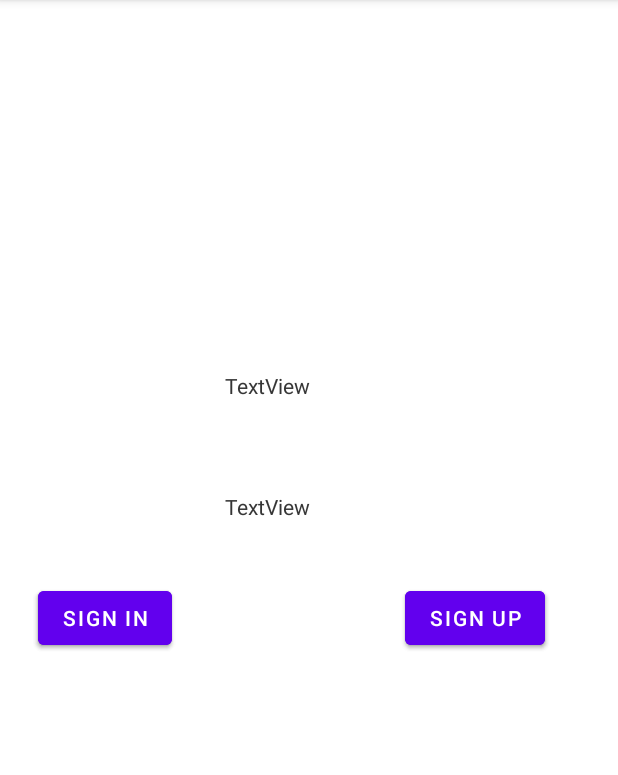
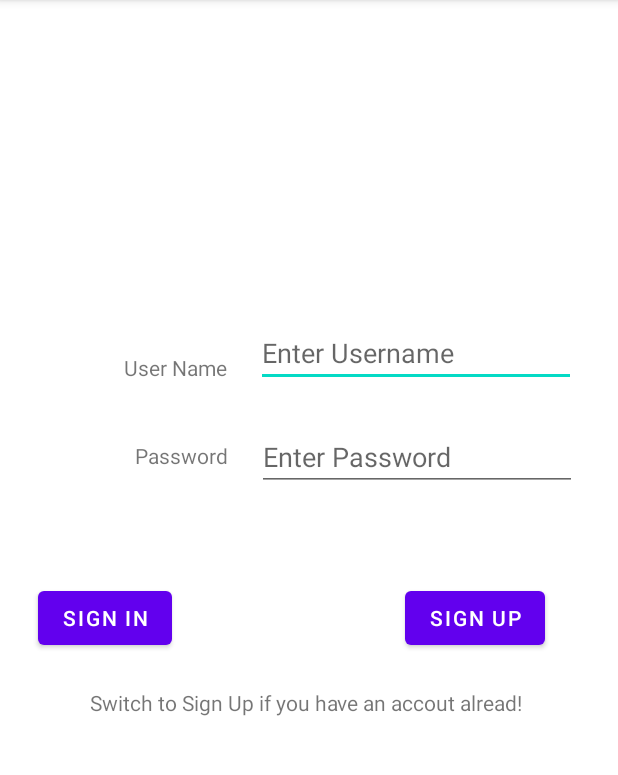
Before and after one commit to preshiousshittu/mobile-computing-app-project, an Android app: the screen it shows after launch (startpage), on a phone screen of 412 x 824 dp, the part 84-859 px from its top. Run offline under Robolectric (Android 15) with nearby library versions, the phone set to English and light mode, and no system bars.

Commit message:
Connect to Main Activity

```diff
--- a/Mobile_Computing_project/app/src/main/java/com/example/mobile_computing_project/Activity/startpage.java
+++ b/Mobile_Computing_project/app/src/main/java/com/example/mobile_computing_project/Activity/startpage.java
@@ -34,10 +34,6 @@ public class startpage extends AppCompatActivity
 
 
     }
-    public void ShowMain(View v){
-        Intent ini = new Intent(this, MainActivity.class);
-        startActivity(ini);
-    }
 
     @Override
     public void swapToSignIn() {
--- a/Mobile_Computing_project/app/src/main/java/com/example/mobile_computing_project/Fragments/signInFragment.java
+++ b/Mobile_Computing_project/app/src/main/java/com/example/mobile_computing_project/Fragments/signInFragment.java
@@ -1,6 +1,7 @@
 package com.example.mobile_computing_project.Fragments;
 
 import android.content.Context;
+import android.content.Intent;
 import android.os.Bundle;
 
 import androidx.annotation.NonNull;
@@ -11,6 +12,7 @@ import android.view.View;
 import android.view.ViewGroup;
 import android.widget.Button;
 
+import com.example.mobile_computing_project.Activity.MainActivity;
 import com.example.mobile_computing_project.R;
 
 /**
@@ -80,6 +82,19 @@ public class signInFragment extends Fragment {
             }
         });
 
+        Button SIsignInbtn = v.findViewById(R.id.SIsignInbtn);
+        SIsignInbtn.setOnClickListener(new View.OnClickListener() {
+            @Override
+            public void onClick(View v) {
+                switchToMain();
+            }
+        });
+
         return v;
     }
+
+    public void switchToMain() {
+        Intent ini = new Intent(getActivity(), MainActivity.class);
+        startActivity(ini);
+    }
 }
--- a/Mobile_Computing_project/app/src/main/res/layout/activity_startpage.xml
+++ b/Mobile_Computing_project/app/src/main/res/layout/activity_startpage.xml
@@ -8,7 +8,6 @@
 
     <androidx.fragment.app.FragmentContainerView
         android:id="@+id/fragmentContainerFL"
-        android:name="com.example.mobile_computing_project.Fragments.signInFragment"
         android:layout_width="387dp"
         android:layout_height="603dp"
         app:layout_constraintBottom_toBottomOf="parent"
--- a/Mobile_Computing_project/app/src/main/res/layout/fragment_sign_in.xml
+++ b/Mobile_Computing_project/app/src/main/res/layout/fragment_sign_in.xml
@@ -11,25 +11,25 @@
         android:id="@+id/textView9"
         android:layout_width="wrap_content"
         android:layout_height="wrap_content"
-        android:text="TextView"
+        android:text="User Name"
         app:layout_constraintBottom_toBottomOf="parent"
         app:layout_constraintEnd_toEndOf="parent"
-        app:layout_constraintHorizontal_bias="0.422"
+        app:layout_constraintHorizontal_bias="0.225"
         app:layout_constraintStart_toStartOf="parent"
         app:layout_constraintTop_toTopOf="parent"
-        app:layout_constraintVertical_bias="0.234" />
+        app:layout_constraintVertical_bias="0.213" />
 
     <TextView
         android:id="@+id/textView12"
         android:layout_width="wrap_content"
         android:layout_height="wrap_content"
-        android:text="TextView"
+        android:text="Password"
         app:layout_constraintBottom_toBottomOf="parent"
         app:layout_constraintEnd_toEndOf="parent"
-        app:layout_constraintHorizontal_bias="0.422"
+        app:layout_constraintHorizontal_bias="0.243"
         app:layout_constraintStart_toStartOf="parent"
         app:layout_constraintTop_toTopOf="parent"
-        app:layout_constraintVertical_bias="0.372" />
+        app:layout_constraintVertical_bias="0.314" />
 
     <Button
         android:id="@+id/SIsignInbtn"
@@ -54,4 +54,43 @@
         app:layout_constraintStart_toStartOf="parent"
         app:layout_constraintTop_toTopOf="parent"
         app:layout_constraintVertical_bias="0.499" />
+
+    <EditText
+        android:id="@+id/editTextTextPersonName2"
+        android:layout_width="wrap_content"
+        android:layout_height="wrap_content"
+        android:ems="10"
+        android:hint="Enter Username"
+        android:inputType="textPersonName"
+        app:layout_constraintBottom_toBottomOf="parent"
+        app:layout_constraintEnd_toEndOf="parent"
+        app:layout_constraintHorizontal_bias="0.92"
+        app:layout_constraintStart_toStartOf="parent"
+        app:layout_constraintTop_toTopOf="parent"
+        app:layout_constraintVertical_bias="0.183" />
+
+    <EditText
+        android:id="@+id/editTextTextPersonName3"
+        android:layout_width="wrap_content"
+        android:layout_height="wrap_content"
+        android:ems="10"
+        android:hint="Enter Password"
+        android:inputType="textPersonName"
+        app:layout_constraintBottom_toBottomOf="parent"
+        app:layout_constraintEnd_toEndOf="parent"
+        app:layout_constraintHorizontal_bias="0.925"
+        app:layout_constraintStart_toStartOf="parent"
+        app:layout_constraintTop_toTopOf="parent"
+        app:layout_constraintVertical_bias="0.307" />
+
+    <TextView
+        android:id="@+id/textView2"
+        android:layout_width="wrap_content"
+        android:layout_height="wrap_content"
+        android:text="Switch to Sign Up if you have an accout alread!"
+        app:layout_constraintBottom_toBottomOf="parent"
+        app:layout_constraintEnd_toEndOf="parent"
+        app:layout_constraintStart_toStartOf="parent"
+        app:layout_constraintTop_toTopOf="parent"
+        app:layout_constraintVertical_bias="0.596" />
 </androidx.constraintlayout.widget.ConstraintLayout>
```
Also changed, not shown: Mobile_Computing_project/app/src/main/res/layout/fragment_sign_up.xml (+45 -6 lines).
